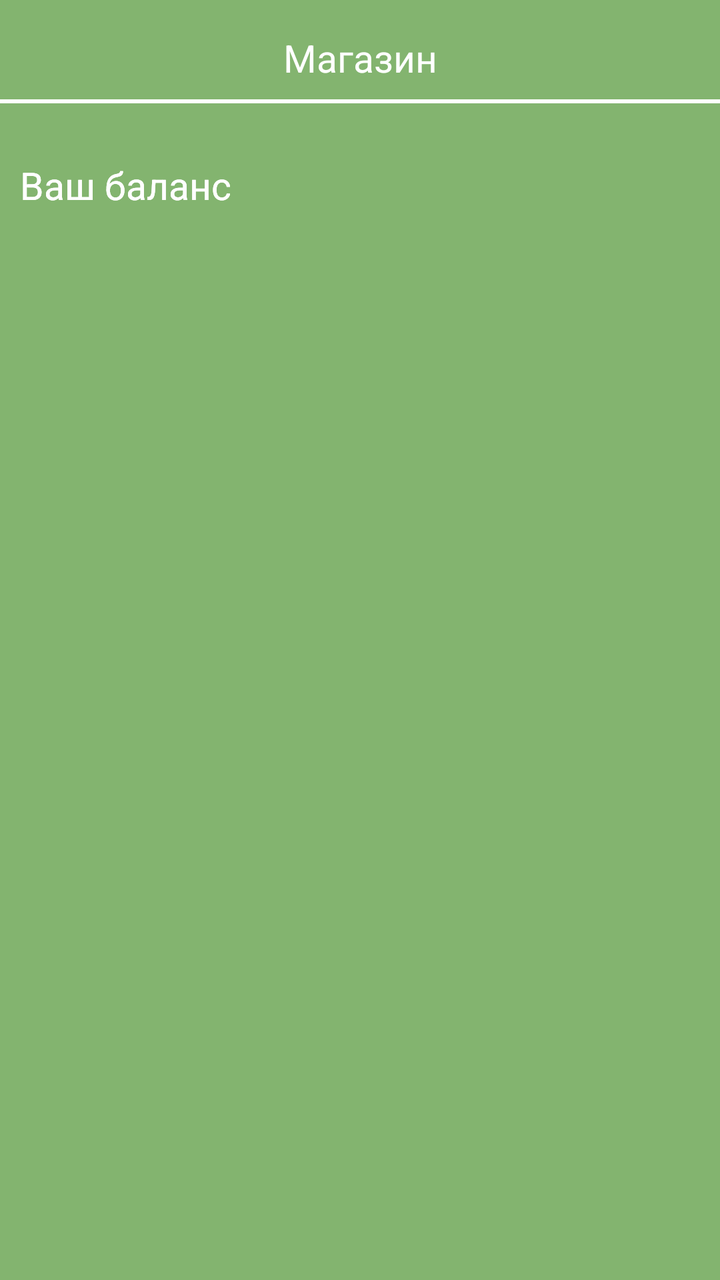
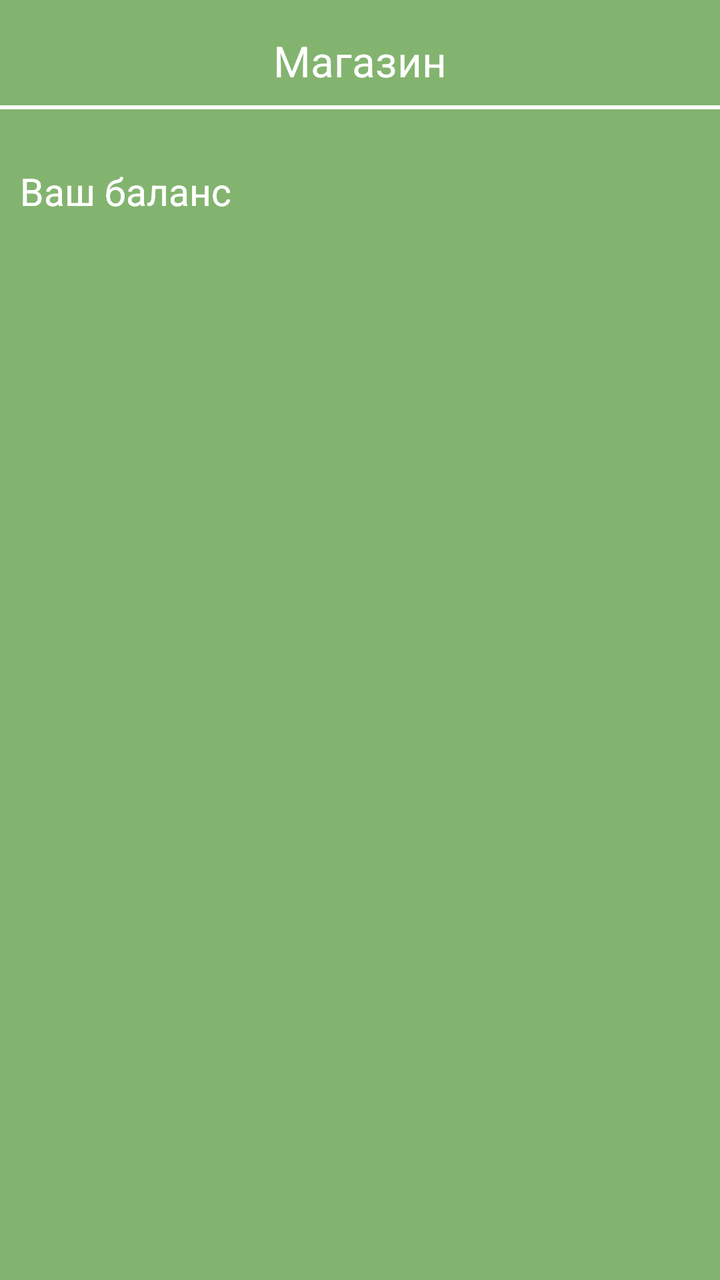

Screens rendered from an Android XML layout before and after an edit, with the pre-edit source and the edit as a unified diff.
<!-- AndroidManifest.xml: application theme Theme.PhysicsProject -->
<!-- res/layout/fragment_shop.xml -->
<?xml version="1.0" encoding="utf-8"?>
<androidx.constraintlayout.widget.ConstraintLayout xmlns:android="http://schemas.android.com/apk/res/android"
    xmlns:app="http://schemas.android.com/apk/res-auto"
    xmlns:tools="http://schemas.android.com/tools"
    android:id="@+id/main"
    android:layout_width="match_parent"
    android:layout_height="match_parent"
    android:background="@color/mainBackground"
    tools:context=".screens.ShopFragment">


    <TextView
        android:id="@+id/textViewBalance2"
        android:layout_width="0dp"
        android:layout_height="0dp"
        android:layout_marginLeft="10dp"
        android:layout_marginTop="28dp"
        android:layout_marginRight="10dp"
        android:text="Ваш баланс"
        android:textColor="@color/white"
        app:autoSizeTextType="uniform"
        app:layout_constraintEnd_toEndOf="parent"
        app:layout_constraintHeight_percent="0.04"
        app:layout_constraintHorizontal_bias="0.498"
        app:layout_constraintStart_toStartOf="parent"
        app:layout_constraintTop_toBottomOf="@+id/viewDivider2" />

    <TextView
        android:id="@+id/textViewBalance"
        android:layout_width="0dp"
        android:layout_height="0dp"
        android:layout_marginLeft="10dp"
        android:layout_marginTop="28dp"
        android:layout_marginRight="10dp"
        android:text="Ваш баланс"
        android:textColor="@color/white"
        app:autoSizeTextType="uniform"
        app:layout_constraintEnd_toEndOf="parent"
        app:layout_constraintHeight_percent="0.04"
        app:layout_constraintHorizontal_bias="0.498"
        app:layout_constraintStart_toStartOf="parent"
        app:layout_constraintTop_toBottomOf="@+id/viewDivider2" />

    <View
        android:id="@+id/viewDivider2"
        android:layout_width="0dp"
        android:layout_height="2dp"
        android:layout_marginTop="8dp"
        android:background="@color/white"
        app:layout_constraintEnd_toEndOf="parent"
        app:layout_constraintHorizontal_bias="0.0"
        app:layout_constraintStart_toStartOf="parent"
        app:layout_constraintTop_toBottomOf="@+id/textViewEventTitle" />

    <TextView
        android:id="@+id/textViewEventTitle"
        android:layout_width="0dp"
        android:layout_height="0dp"
        android:layout_marginLeft="10dp"
        android:layout_marginTop="16dp"
        android:layout_marginRight="10dp"
        android:gravity="center"
        android:text="Магазин"
        android:textColor="@color/white"
        app:autoSizeTextType="uniform"
        app:layout_constraintEnd_toEndOf="parent"
        app:layout_constraintHeight_percent="0.04"
        app:layout_constraintStart_toStartOf="parent"
        app:layout_constraintTop_toTopOf="parent" />

    <ImageButton
        android:id="@+id/imageButtonBack"
        android:layout_width="0dp"
        android:layout_height="0dp"
        android:layout_marginStart="16dp"
        android:background="@null"
        android:scaleType="fitCenter"
        android:src="@drawable/whitearrow"
        android:visibility="gone"
        app:layout_constraintBottom_toBottomOf="@+id/textViewEventTitle"
        app:layout_constraintDimensionRatio="1:1"
        app:layout_constraintStart_toStartOf="parent"
        app:layout_constraintTop_toTopOf="@+id/textViewEventTitle"
        app:layout_constraintWidth_percent="0.08" />


</androidx.constraintlayout.widget.ConstraintLayout>
<!-- resources referenced by this layout -->
<resources>
  <color name="mainBackground">#83B46F</color>
  <color name="white">#FFFFFFFF</color>
  <!-- drawable whitearrow: png bitmap (drawable-hdpi, 583 bytes) -->
  <style name="Theme.PhysicsProject" parent="Theme.MaterialComponents.Light.NoActionBar">
          <item name="android:buttonStyle">@style/CustomButtonStyle</item>
          <item name="android:editTextStyle">@style/CustomEditTextStyle</item>
      </style>
  <style name="CustomButtonStyle" parent="Widget.MaterialComponents.Button">
          <item name="android:layout_width">0dp</item>
          <item name="android:layout_height">0dp</item>
          <item name="android:layout_marginLeft">15dp</item>
          <item name="android:layout_marginRight">15dp</item>
          <item name="android:layout_marginBottom">4dp</item>
          <item name="android:paddingTop">7dp</item>
          <item name="android:paddingBottom">7dp</item>
          <item name="android:textAllCaps">true</item>
          <item name="android:insetTop">3dp</item>
          <item name="android:insetBottom">3dp</item>
      </style>
  <style name="CustomEditTextStyle">
          <item name="android:textColor">@color/white</item>
          <item name="android:colorAccent">@color/white</item>
          <item name="editTextColor">@color/white</item>
      </style>
</resources>

<!-- the commit's change to res/layout/fragment_shop.xml (unified diff, before → after) -->
@@ -64,7 +64,7 @@
         android:textColor="@color/white"
         app:autoSizeTextType="uniform"
         app:layout_constraintEnd_toEndOf="parent"
-        app:layout_constraintHeight_percent="0.04"
+        app:layout_constraintHeight_percent="0.045"
         app:layout_constraintStart_toStartOf="parent"
         app:layout_constraintTop_toTopOf="parent" />
 
